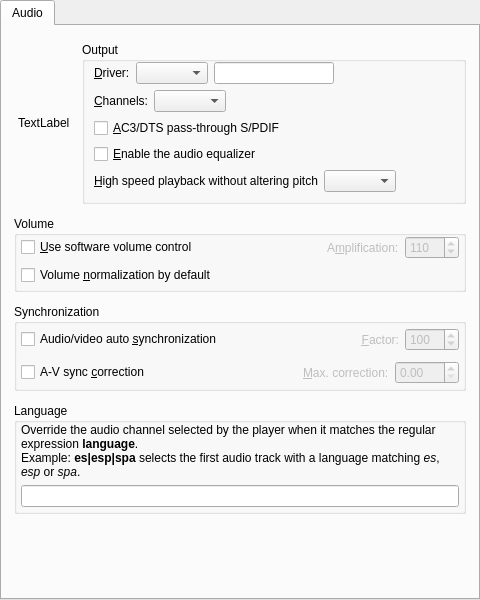
First picture: the form in src/gui/pref/audio.ui, repository wilbert2000/wzplayer, before the edit.
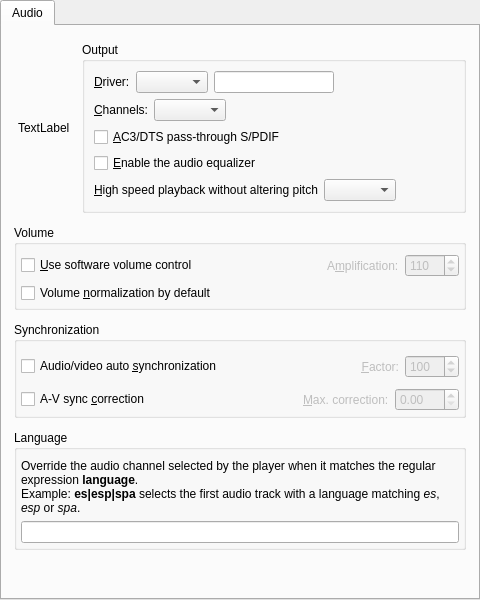
Second picture: the form after the edit. Custom widgets are drawn as their Qt base class.

Commit message: Removed override top margin from group boxes preferences dialog

```diff
--- a/src/gui/pref/audio.ui
+++ b/src/gui/pref/audio.ui
@@ -57,9 +57,6 @@
             <bool>true</bool>
            </property>
            <layout class="QVBoxLayout" name="verticalLayout_3">
-            <property name="topMargin">
-             <number>0</number>
-            </property>
             <item>
              <layout class="QHBoxLayout">
               <item>
@@ -219,9 +216,6 @@
           <property name="leftMargin">
            <number>4</number>
           </property>
-          <property name="topMargin">
-           <number>0</number>
-          </property>
           <property name="rightMargin">
            <number>4</number>
           </property>
@@ -312,9 +306,6 @@
           <property name="leftMargin">
            <number>4</number>
           </property>
-          <property name="topMargin">
-           <number>0</number>
-          </property>
           <property name="rightMargin">
            <number>4</number>
           </property>
@@ -448,9 +439,6 @@
           <property name="leftMargin">
            <number>4</number>
           </property>
-          <property name="topMargin">
-           <number>0</number>
-          </property>
           <property name="rightMargin">
            <number>4</number>
           </property>
```
The commit also changes 7 other files.
